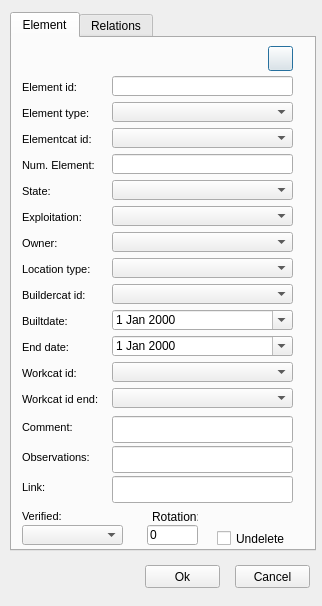
Old version of the form ui/add_element.ui in the repository Giswater/giswater_qgis_plugin.
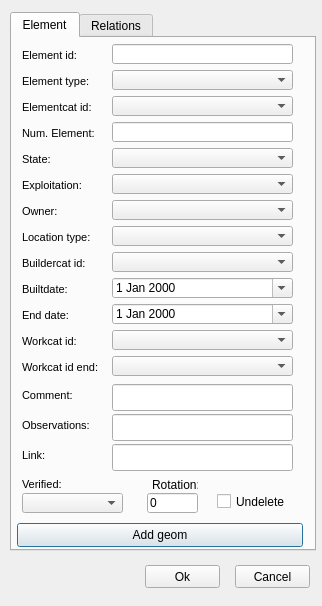
New version of the form. Icons and pictures are not drawn.

Commit message: Modify Add geom button

The edit to the form file:
```diff
--- a/ui/add_element.ui
+++ b/ui/add_element.ui
@@ -33,7 +33,7 @@
      <property name="geometry">
       <rect>
        <x>100</x>
-       <y>38</y>
+       <y>6</y>
        <width>181</width>
        <height>20</height>
       </rect>
@@ -46,7 +46,7 @@
      <property name="geometry">
       <rect>
        <x>10</x>
-       <y>408</y>
+       <y>376</y>
        <width>76</width>
        <height>22</height>
       </rect>
@@ -79,7 +79,7 @@
      <property name="geometry">
       <rect>
        <x>100</x>
-       <y>408</y>
+       <y>376</y>
        <width>181</width>
        <height>27</height>
       </rect>
@@ -92,7 +92,7 @@
      <property name="geometry">
       <rect>
        <x>100</x>
-       <y>90</y>
+       <y>58</y>
        <width>181</width>
        <height>20</height>
       </rect>
@@ -102,7 +102,7 @@
      <property name="geometry">
       <rect>
        <x>10</x>
-       <y>38</y>
+       <y>6</y>
        <width>81</width>
        <height>22</height>
       </rect>
@@ -135,7 +135,7 @@
      <property name="geometry">
       <rect>
        <x>10</x>
-       <y>438</y>
+       <y>406</y>
        <width>55</width>
        <height>22</height>
       </rect>
@@ -168,7 +168,7 @@
      <property name="geometry">
       <rect>
        <x>100</x>
-       <y>438</y>
+       <y>406</y>
        <width>181</width>
        <height>27</height>
       </rect>
@@ -178,7 +178,7 @@
      <property name="geometry">
       <rect>
        <x>10</x>
-       <y>90</y>
+       <y>58</y>
        <width>86</width>
        <height>22</height>
       </rect>
@@ -211,7 +211,7 @@
      <property name="geometry">
       <rect>
        <x>100</x>
-       <y>220</y>
+       <y>188</y>
        <width>181</width>
        <height>20</height>
       </rect>
@@ -221,7 +221,7 @@
      <property name="geometry">
       <rect>
        <x>10</x>
-       <y>221</y>
+       <y>189</y>
        <width>90</width>
        <height>21</height>
       </rect>
@@ -254,7 +254,7 @@
      <property name="geometry">
       <rect>
        <x>10</x>
-       <y>272</y>
+       <y>240</y>
        <width>90</width>
        <height>22</height>
       </rect>
@@ -287,7 +287,7 @@
      <property name="geometry">
       <rect>
        <x>100</x>
-       <y>246</y>
+       <y>214</y>
        <width>181</width>
        <height>20</height>
       </rect>
@@ -297,7 +297,7 @@
      <property name="geometry">
       <rect>
        <x>10</x>
-       <y>246</y>
+       <y>214</y>
        <width>90</width>
        <height>22</height>
       </rect>
@@ -330,7 +330,7 @@
      <property name="geometry">
       <rect>
        <x>10</x>
-       <y>298</y>
+       <y>266</y>
        <width>90</width>
        <height>22</height>
       </rect>
@@ -363,7 +363,7 @@
      <property name="geometry">
       <rect>
        <x>100</x>
-       <y>142</y>
+       <y>110</y>
        <width>181</width>
        <height>20</height>
       </rect>
@@ -373,7 +373,7 @@
      <property name="geometry">
       <rect>
        <x>10</x>
-       <y>142</y>
+       <y>110</y>
        <width>90</width>
        <height>22</height>
       </rect>
@@ -406,7 +406,7 @@
      <property name="geometry">
       <rect>
        <x>100</x>
-       <y>194</y>
+       <y>162</y>
        <width>181</width>
        <height>20</height>
       </rect>
@@ -416,7 +416,7 @@
      <property name="geometry">
       <rect>
        <x>10</x>
-       <y>194</y>
+       <y>162</y>
        <width>90</width>
        <height>22</height>
       </rect>
@@ -449,7 +449,7 @@
      <property name="geometry">
       <rect>
        <x>100</x>
-       <y>324</y>
+       <y>292</y>
        <width>181</width>
        <height>20</height>
       </rect>
@@ -459,7 +459,7 @@
      <property name="geometry">
       <rect>
        <x>10</x>
-       <y>324</y>
+       <y>292</y>
        <width>90</width>
        <height>22</height>
       </rect>
@@ -492,7 +492,7 @@
      <property name="geometry">
       <rect>
        <x>100</x>
-       <y>350</y>
+       <y>318</y>
        <width>181</width>
        <height>20</height>
       </rect>
@@ -502,7 +502,7 @@
      <property name="geometry">
       <rect>
        <x>10</x>
-       <y>350</y>
+       <y>318</y>
        <width>90</width>
        <height>22</height>
       </rect>
@@ -535,7 +535,7 @@
      <property name="geometry">
       <rect>
        <x>100</x>
-       <y>378</y>
+       <y>346</y>
        <width>181</width>
        <height>27</height>
       </rect>
@@ -545,7 +545,7 @@
      <property name="geometry">
       <rect>
        <x>10</x>
-       <y>378</y>
+       <y>346</y>
        <width>90</width>
        <height>22</height>
       </rect>
@@ -574,28 +574,11 @@
       <number>3</number>
      </property>
     </widget>
-    <widget class="QPushButton" name="btn_add_geom">
-     <property name="geometry">
-      <rect>
-       <x>256</x>
-       <y>8</y>
-       <width>25</width>
-       <height>25</height>
-      </rect>
-     </property>
-     <property name="text">
-      <string/>
-     </property>
-     <property name="icon">
-      <iconset>
-       <normaloff>../icons/133.png</normaloff>../icons/133.png</iconset>
-     </property>
-    </widget>
     <widget class="QComboBox" name="verified">
      <property name="geometry">
       <rect>
        <x>10</x>
-       <y>487</y>
+       <y>455</y>
        <width>101</width>
        <height>20</height>
       </rect>
@@ -605,7 +588,7 @@
      <property name="geometry">
       <rect>
        <x>135</x>
-       <y>487</y>
+       <y>455</y>
        <width>51</width>
        <height>20</height>
       </rect>
@@ -618,7 +601,7 @@
      <property name="geometry">
       <rect>
        <x>205</x>
-       <y>492</y>
+       <y>455</y>
        <width>77</width>
        <height>17</height>
       </rect>
@@ -631,7 +614,7 @@
      <property name="geometry">
       <rect>
        <x>140</x>
-       <y>472</y>
+       <y>440</y>
        <width>46</width>
        <height>13</height>
       </rect>
@@ -644,7 +627,7 @@
      <property name="geometry">
       <rect>
        <x>10</x>
-       <y>467</y>
+       <y>435</y>
        <width>90</width>
        <height>23</height>
       </rect>
@@ -680,7 +663,7 @@
      <property name="geometry">
       <rect>
        <x>100</x>
-       <y>168</y>
+       <y>136</y>
        <width>181</width>
        <height>20</height>
       </rect>
@@ -690,7 +673,7 @@
      <property name="geometry">
       <rect>
        <x>10</x>
-       <y>168</y>
+       <y>136</y>
        <width>90</width>
        <height>22</height>
       </rect>
@@ -723,7 +706,7 @@
      <property name="geometry">
       <rect>
        <x>100</x>
-       <y>272</y>
+       <y>240</y>
        <width>181</width>
        <height>20</height>
       </rect>
@@ -736,7 +719,7 @@
      <property name="geometry">
       <rect>
        <x>100</x>
-       <y>298</y>
+       <y>266</y>
        <width>181</width>
        <height>20</height>
       </rect>
@@ -749,7 +732,7 @@
      <property name="geometry">
       <rect>
        <x>10</x>
-       <y>64</y>
+       <y>32</y>
        <width>86</width>
        <height>22</height>
       </rect>
@@ -782,7 +765,7 @@
      <property name="geometry">
       <rect>
        <x>100</x>
-       <y>64</y>
+       <y>32</y>
        <width>181</width>
        <height>20</height>
       </rect>
@@ -795,7 +778,7 @@
      <property name="geometry">
       <rect>
        <x>100</x>
-       <y>116</y>
+       <y>84</y>
        <width>181</width>
        <height>20</height>
       </rect>
@@ -805,7 +788,7 @@
      <property name="geometry">
       <rect>
        <x>10</x>
-       <y>116</y>
+       <y>84</y>
        <width>81</width>
        <height>22</height>
       </rect>
@@ -834,6 +817,23 @@
       <number>3</number>
      </property>
     </widget>
+    <widget class="QPushButton" name="btn_add_geom">
+     <property name="geometry">
+      <rect>
+       <x>5</x>
+       <y>485</y>
+       <width>286</width>
+       <height>24</height>
+      </rect>
+     </property>
+     <property name="text">
+      <string>Add geom</string>
+     </property>
+     <property name="icon">
+      <iconset>
+       <normaloff>../icons/133.png</normaloff>../icons/133.png</iconset>
+     </property>
+    </widget>
    </widget>
    <widget class="QWidget" name="tab_2">
     <attribute name="title">
```
